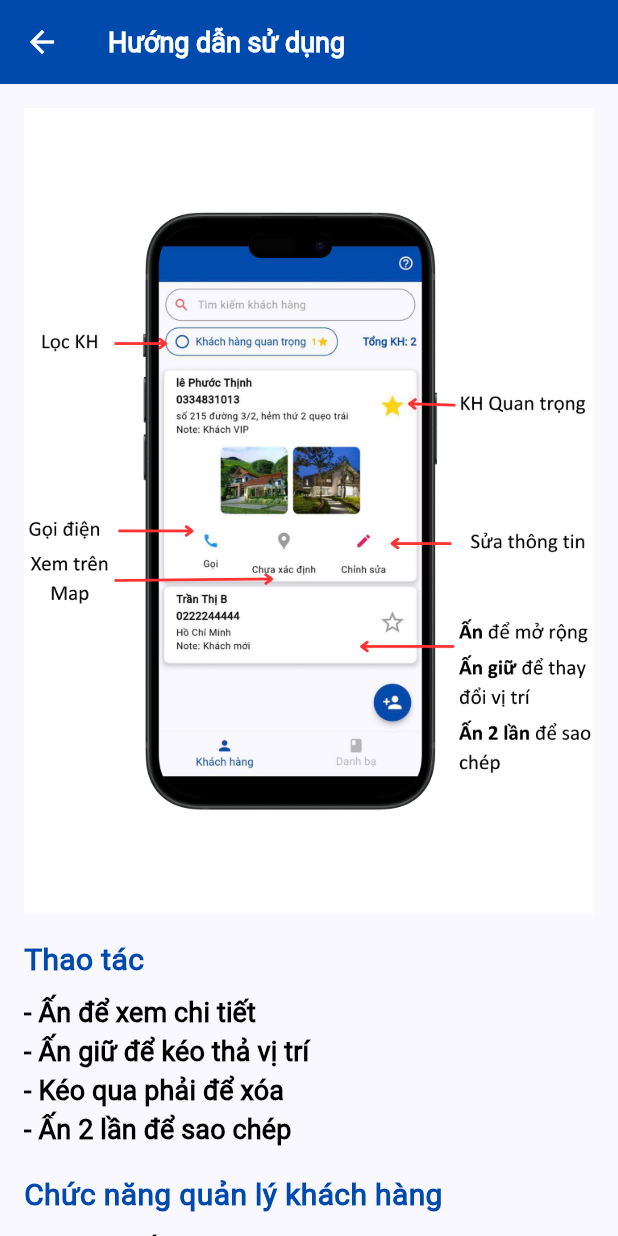
After one commit to thinhlp1/shipper-home, a Flutter app: the CustomerGuidetScreen screen opened directly, on a phone screen of 412 x 824 dp. The commit adds this screen. Run offline on Flutter 3.47's test engine with Material 3 defaults, Android fonts, the phone set to English and light mode, and no system bars; our stand-ins replace audioplayers, device_info_plus, dio, flutter_contacts, flutter_slidable, geolocator and 8 more; missing offline and left inert: lazy_load_indexed_stack; accounts and stored records are empty; generated files the repository leaves out were written again.

Commit message:
Add Guide Customer

```diff
--- a/lib/screens/contact/contact_action.dart
+++ b/lib/screens/contact/contact_action.dart
@@ -13,7 +13,6 @@ import 'package:flutter/material.dart';
 import 'package:flutter/scheduler.dart';
 import 'package:flutter_contacts/flutter_contacts.dart';
 import 'package:get/get.dart';
-import 'package:get/get_rx/get_rx.dart';
 
 class ContactAction extends ViewActions {
   RxList<UserContact> contacts = <UserContact>[].obs;
--- a/lib/screens/customer/customer_action.dart
+++ b/lib/screens/customer/customer_action.dart
@@ -11,7 +11,6 @@ import 'package:base/third_service/google_map_service.dart';
 import 'package:base/utils/snackbar_util.dart';
 import 'package:base/utils/utils.dart';
 import 'package:flutter/material.dart';
-import 'package:flutter_contacts/diacritics.dart';
 import 'package:get/get.dart';
 
 class CustomerAction extends ViewActions {
--- a/lib/screens/customer/customer_view.dart
+++ b/lib/screens/customer/customer_view.dart
@@ -1,6 +1,7 @@
 import 'package:base/components/customer/customer_component.dart';
 import 'package:base/config/global_store.dart';
 import 'package:base/config/view_widget.dart';
+import 'package:base/screens/guide/customer_guide_screen.dart';
 import 'package:base/utils/assets.dart';
 import 'package:base/utils/hex_color.dart';
 import 'package:base/models/customer.dart';
@@ -46,10 +47,18 @@ class _CustomerScreenState extends ViewWidget<CustomerScreen, CustomerAction> {
 
     return Scaffold(
       appBar: AppBar(
-        backgroundColor: Colors.white,
+        actions: [
+          IconButton(
+            icon: const Icon(Icons.help_outline),
+            onPressed: () {
+              Get.to(const CustomerGuidetScreen());
+            },
+          ),
+        ],
       ),
       body: Column(
         children: [
+          const SizedBox(height: 10),
           _buildTextFormFied(
             "Tìm kiếm khách hàng",
             context.watch<GlobalStore>().searchText,
--- /dev/null
+++ b/lib/screens/guide/customer_guide_screen.dart
@@ -0,0 +1,126 @@
+import 'package:base/utils/hex_color.dart';
+import 'package:base/utils/theme_color.dart';
+import 'package:flutter/material.dart';
+
+class CustomerGuidetScreen extends StatelessWidget {
+  const CustomerGuidetScreen({super.key});
+
+  @override
+  Widget build(BuildContext context) {
+    return Scaffold(
+      appBar: AppBar(
+        title: const Text('Hướng dẫn sử dụng'),
+      ),
+      body: SingleChildScrollView(
+        padding: const EdgeInsets.all(16),
+        child: Column(
+          crossAxisAlignment: CrossAxisAlignment.start,
+          children: [
+            Image.asset('assets/images/guide/customer.png'),
+            const SizedBox(height: 16),
+            Text(
+              'Thao tác',
+              style: TextStyle(
+                  fontSize: 20,
+                  fontWeight: FontWeight.bold,
+                  color: HexColor.fromHex(ThemeColors.PRIMARY)),
+            ),
+            const SizedBox(height: 8),
+            Text('- Ấn để xem chi tiết',
+                style: Theme.of(context).textTheme.labelLarge),
+            Text('- Ấn giữ để kéo thả vị trí',
+                style: Theme.of(context).textTheme.labelLarge),
+            Text('- Kéo qua phải để xóa',
+                style: Theme.of(context).textTheme.labelLarge),
+            Text('- Ấn 2 lần để sao chép',
+                style: Theme.of(context).textTheme.labelLarge),
+            const SizedBox(height: 16),
+            Text(
+              'Chức năng quản lý khách hàng',
+              style: TextStyle(
+                  fontSize: 20,
+                  fontWeight: FontWeight.bold,
+                  color: HexColor.fromHex(ThemeColors.PRIMARY)),
+            ),
+            const SizedBox(height: 8),
+            Row(
+              children: [
+                const Icon(Icons.search, size: 20),
+                const SizedBox(width: 8),
+                Text('Tìm kiếm: ',
+                    style: Theme.of(context).textTheme.labelLarge),
+                Text('Tìm theo tên, SĐT, địa chỉ',
+                    style: Theme.of(context).textTheme.labelMedium),
+              ],
+            ),
+            const SizedBox(height: 8),
+            Row(
+              children: [
+                const Icon(Icons.person_add, size: 20),
+                const SizedBox(width: 8),
+                Text('Thêm mới: ',
+                    style: Theme.of(context).textTheme.labelLarge),
+                Text('Thêm mới khách hàng',
+                    style: Theme.of(context).textTheme.labelMedium),
+              ],
+            ),
+            const SizedBox(height: 8),
+            Row(
+              children: [
+                const Icon(Icons.edit, size: 20),
+                const SizedBox(width: 8),
+                Text('Chỉnh sửa: ',
+                    style: Theme.of(context).textTheme.labelLarge),
+                Text('Chỉnh sửa thông tin KH',
+                    style: Theme.of(context).textTheme.labelMedium),
+              ],
+            ),
+            const SizedBox(height: 8),
+            Row(
+              children: [
+                const Icon(Icons.delete, size: 20),
+                const SizedBox(width: 8),
+                Text('Xóa: ', style: Theme.of(context).textTheme.labelLarge),
+                Text('Kéo qua phải để xóa',
+                    style: Theme.of(context).textTheme.labelMedium),
+              ],
+            ),
+            const SizedBox(height: 8),
+            Row(
+              children: [
+                const Icon(Icons.call, size: 20),
+                const SizedBox(width: 8),
+                Text('Gọi điện: ',
+                    style: Theme.of(context).textTheme.labelLarge),
+                Text('Gọi điện cho khách hàng',
+                    style: Theme.of(context).textTheme.labelMedium),
+              ],
+            ),
+            const SizedBox(height: 8),
+            Row(
+              children: [
+                const Icon(Icons.map, size: 20),
+                const SizedBox(width: 8),
+                Text('Xem trên Map: ',
+                    style: Theme.of(context).textTheme.labelLarge),
+                Text('Xem vị trí KH trên Map',
+                    style: Theme.of(context).textTheme.labelMedium),
+              ],
+            ),
+            const SizedBox(height: 8),
+            Row(
+              children: [
+                const Icon(Icons.star, size: 20),
+                const SizedBox(width: 8),
+                Text('Quan trọng: ',
+                    style: Theme.of(context).textTheme.labelLarge),
+                Text('Đánh dấu quan trọng cho KH',
+                    style: Theme.of(context).textTheme.labelMedium),
+              ],
+            ),
+          ],
+        ),
+      ),
+    );
+  }
+}
--- a/lib/service/database_service.dart
+++ b/lib/service/database_service.dart
@@ -137,7 +137,7 @@ class DatabaseService {
       ''');
 
         // **Inser default data**
-        // await insertTestData(db);
+        insertDefaultData(db);
       },
     );
   }
@@ -195,11 +195,11 @@ class DatabaseService {
   Future<void> insertDefaultData(Database db) async {
     // Chèn khách hàng mẫu
     int customer1Id = await db.insert(DBTable.customer, {
-      DBCustomerColumn.name: 'Nguyễn Văn A',
+      DBCustomerColumn.name: 'lê Phước Thịnh',
       DBCustomerColumn.phone: '0334831013',
       DBCustomerColumn.note: 'Khách VIP',
       DBCustomerColumn.map: '',
-      DBCustomerColumn.address: 'Hà Nội',
+      DBCustomerColumn.address: 'số 215 đường 3/2, hẻm thứ 2 quẹo trái',
       DBCustomerColumn.position: 1,
       DBCustomerColumn.isFavorite: 1,
       DBCustomerColumn.deleted: 0,
@@ -207,7 +207,7 @@ class DatabaseService {
 
     await db.insert(DBTable.customer, {
       DBCustomerColumn.name: 'Trần Thị B',
-      DBCustomerColumn.phone: '0334831013',
+      DBCustomerColumn.phone: '0222244444',
       DBCustomerColumn.note: 'Khách mới',
       DBCustomerColumn.map: '',
       DBCustomerColumn.address: 'Hồ Chí Minh',
@@ -219,7 +219,7 @@ class DatabaseService {
     // Chèn file mẫu
     int file1Id = await db.insert(DBTable.file, {
       DBFileColumn.link:
-          'https://img.tripi.vn/cdn-cgi/image/width=700,height=700/https://gcs.tripi.vn/public-tripi/tripi-feed/img/474085JOs/hinh-anh-ngo-nghinh-va-dang-yeu-ve-dong-vat_102856847.jpg',
+          'https://thanhvietcorp.vn/uploads/images/Bao%20chi/cac-mau-nha-vuon-dep.jpg',
       DBFileColumn.name: 'Hình 1',
       DBFileColumn.extention: 'jpg',
       DBFileColumn.size: 200,
@@ -227,7 +227,7 @@ class DatabaseService {
 
     int file2Id = await db.insert(DBTable.file, {
       DBFileColumn.link:
-          'https://cdn-media.sforum.vn/storage/app/media/thanhhuyen/%E1%BA%A3nh%20%C4%91%E1%BB%99ng%20v%E1%BA%ADt/3/anh-dong-vat-37.jpg',
+          'https://thanhvietcorp.vn/uploads/images/Bao%20chi/download-hinh-ngoi-nha-1024x684.jpg',
       DBFileColumn.name: 'Hình 2',
       DBFileColumn.extention: 'jpg',
       DBFileColumn.size: 200,
--- a/pubspec.yaml
+++ b/pubspec.yaml
@@ -98,6 +98,7 @@ flutter:
     - assets/
     - assets/sounds/
     - assets/images/
+    - assets/images/guide/
   #   - images/a_dot_ham.jpeg
 
   # An image asset can refer to one or more resolution-specific "variants", see
```
Also changed, not shown: assets/images/guide/customer.png (added), 1 other file.
